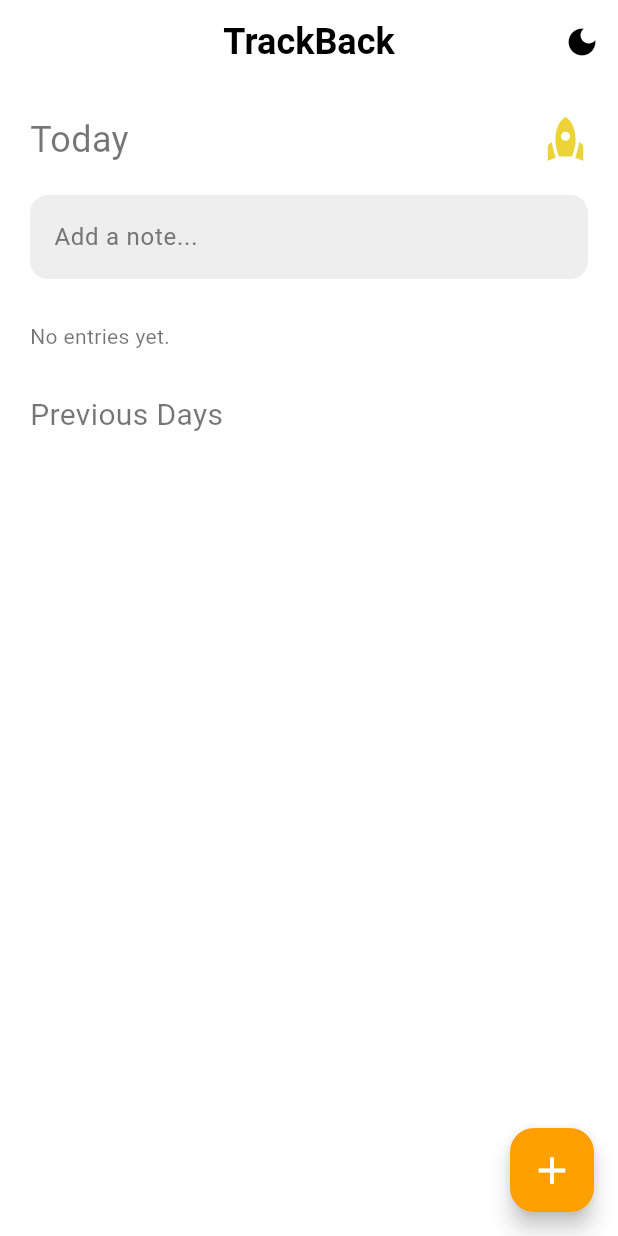
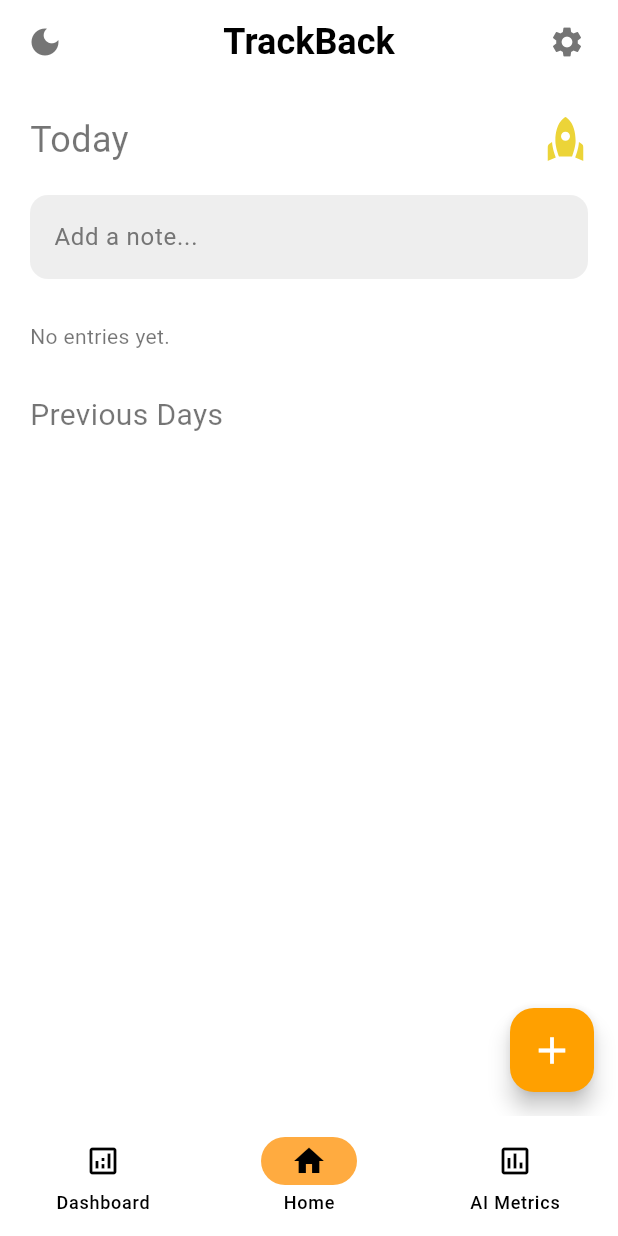
Before and after one commit to rashmishanbhogue/trackbackapp, a Flutter app: the screen it shows after launch, on a phone screen of 412 x 824 dp. Run offline on Flutter 3.47's test engine with Material 3 defaults, Android fonts, the phone set to English and light mode, and no system bars; our stand-ins replace flutter_riverpod, flutter_svg, hive_flutter; accounts and stored records are empty; Roboto replaces fonts that are missing (SF Pro).

Commit message:
navbar and screens
added navbar and screen placeholders for navigation, charts and metrics, updated appbar theme, datewise dismissable entry deletion, moved homescreen to a separate folder

```diff
--- a/lib/app.dart
+++ b/lib/app.dart
@@ -1,7 +1,9 @@
 import 'package:flutter/material.dart';
 import 'package:flutter_riverpod/flutter_riverpod.dart';
+import 'package:trackbackapp/widgets/navbar.dart';
 import 'providers/theme_provider.dart';
-import 'home_screen.dart';
+import 'screens/home_screen.dart';
+import 'widgets/navbar.dart';
 
 class TrackBackApp extends ConsumerWidget {
   const TrackBackApp({super.key});
@@ -13,7 +15,10 @@ class TrackBackApp extends ConsumerWidget {
     return MaterialApp(
       title: 'Trackback',
       theme: theme,
-      home: const HomeScreen(),
+      // theme: ThemeData(
+      //   useMaterial3: true,
+      // ),
+      home: CustomNavBar(),
     );
   }
 }
--- /dev/null
+++ b/lib/widgets/navbar.dart
@@ -0,0 +1,67 @@
+import 'package:flutter/material.dart';
+import '../screens/home_screen.dart';
+import '../screens/dashboard_screen.dart';
+import '../screens/ai_metrics_screen.dart';
+import '../screens/settings_screen.dart';
+
+class CustomNavBar extends StatefulWidget {
+  @override
+  CustomNavBarState createState() => CustomNavBarState();
+}
+
+class CustomNavBarState extends State<CustomNavBar> {
+  int currentIndex = 1;
+
+  void onItemTapped(int index) {
+    setState(() {
+      currentIndex = index;
+    });
+  }
+
+  @override
+  Widget build(BuildContext context) {
+    return Scaffold(
+      body: AnimatedSwitcher(
+        duration: const Duration(milliseconds: 300),
+        child: getSelectedScreen(),
+      ),
+      bottomNavigationBar: NavigationBar(
+        selectedIndex: currentIndex,
+        onDestinationSelected: onItemTapped,
+        labelBehavior: NavigationDestinationLabelBehavior.alwaysShow,
+        destinations: const [
+          NavigationDestination(
+            icon: Icon(Icons.analytics_outlined),
+            selectedIcon: Icon(Icons.analytics),
+            label: 'Dashboard',
+          ),
+          NavigationDestination(
+            icon: Icon(Icons.home_outlined),
+            selectedIcon: Icon(Icons.home),
+            label: 'Home',
+          ),
+          NavigationDestination(
+            icon: Icon(Icons.assessment_outlined),
+            selectedIcon: Icon(Icons.assessment),
+            label: 'AI Metrics',
+          ),
+        ],
+      ),
+    );
+  }
+
+  Widget getSelectedScreen() {
+    switch (currentIndex) {
+      case 0:
+        return const DashboardScreen(key: ValueKey('Dashboard'));
+      case 1:
+        return const HomeScreen(key: ValueKey('Home'));
+      case 2:
+        return const AiMetricsScreen(key: ValueKey('AI Metrics'));
+      case 3:
+        return const SettingsScreen(key: ValueKey('Settings'));
+      default:
+        return const HomeScreen(key: ValueKey('Home'));
+    }
+  }
+}
```
Also changed, not shown: lib/providers/date_entries_provider.dart (+9 -0 lines), lib/screens/ai_metrics_screen.dart (added, +53 -0 lines), lib/screens/dashboard_screen.dart (added, +53 -0 lines), lib/screens/home_screen.dart (renamed from lib/home_screen.dart, +133 -26 lines), lib/screens/settings_screen.dart (added, +37 -0 lines), lib/theme.dart (+26 -10 lines).
